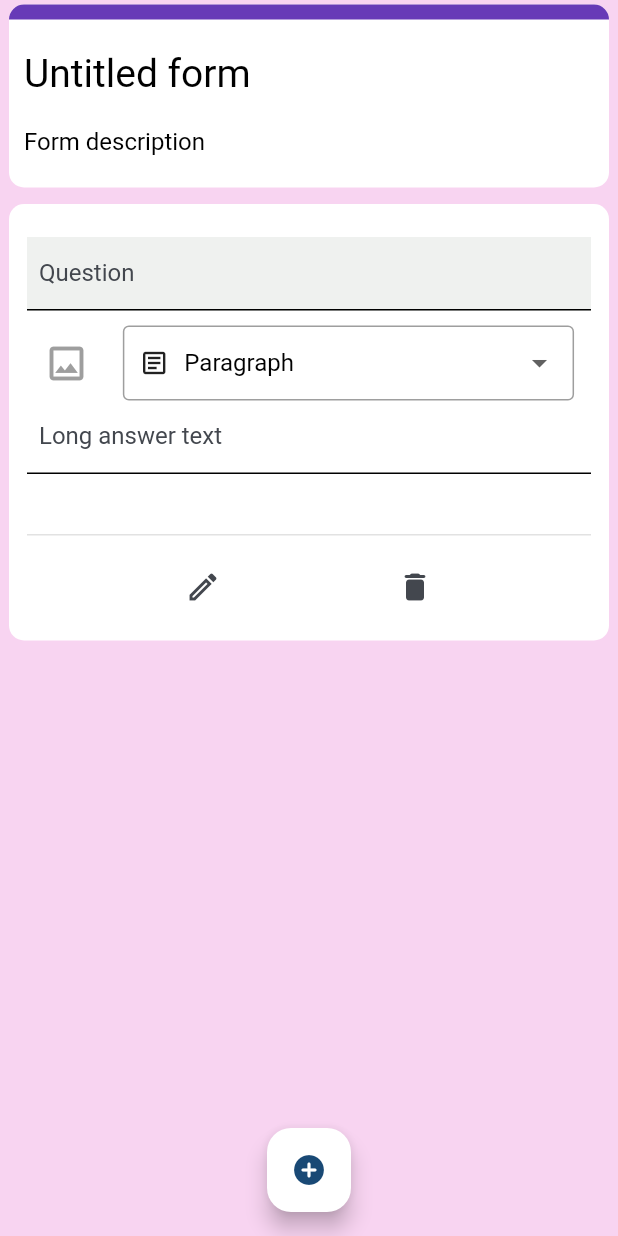
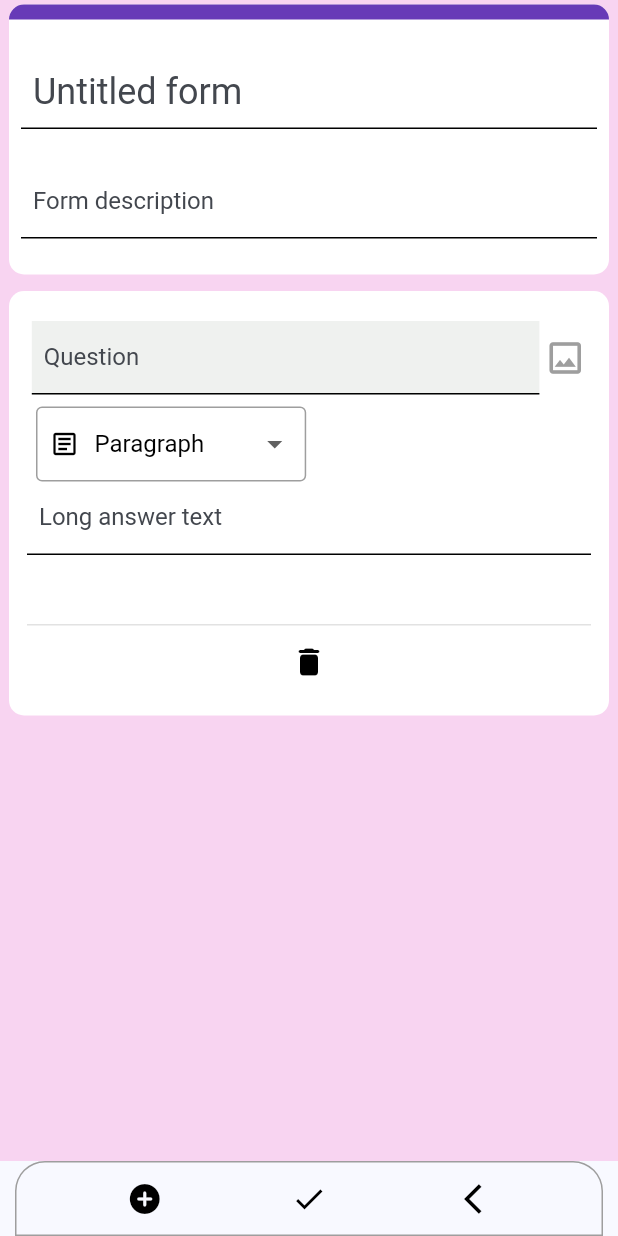
Before and after one commit to Finid0911/Form_Builder, a Flutter app: the screen it shows after launch, on a phone screen of 412 x 824 dp. Run offline on Flutter 3.47's test engine with Material 3 defaults, Android fonts, the phone set to English and light mode, and no system bars.

Commit message:
add EditMode and SubmitMode; generalize AppTextSize, AppPadding

```diff
--- a/lib/common_widgets/common_drop_down.dart
+++ b/lib/common_widgets/common_drop_down.dart
@@ -1,5 +1,7 @@
 import 'package:flutter/material.dart';
+import 'package:form_builder_example/common_widgets/common_icon.dart';
 import 'package:form_builder_example/common_widgets/common_text.dart';
+import 'package:form_builder_example/constants/app_padding.dart';
 import 'package:form_builder_example/core/objects/drop_down_item.dart';
 
 class CommonDropDown extends StatelessWidget {
@@ -16,9 +18,10 @@ class CommonDropDown extends StatelessWidget {
 
   @override
   Widget build(BuildContext context) {
-    return Container(
-      width: double.infinity,
-      padding: const EdgeInsets.symmetric(horizontal: 10),
+    return Align(
+      alignment: Alignment.centerLeft,
+      child: Container(
+        padding: const EdgeInsets.symmetric(horizontal: AppPadding.paddingMedium),
         decoration: BoxDecoration(
           border: Border.all(
             color: Colors.grey,
@@ -27,7 +30,7 @@ class CommonDropDown extends StatelessWidget {
           borderRadius: BorderRadius.circular(4.0),
         ),
         child: DropdownButton<String>(
-        isExpanded: true,
+          isExpanded: false,
           value: selectedValue,
           onChanged: (newValue) {
             if (newValue != null) {
@@ -40,7 +43,10 @@ class CommonDropDown extends StatelessWidget {
               value: item.itemTitle,
               child: Row(
                 children: [
-                Icon(item.itemIcon, size: 20),
+                  CommonIcon(
+                    iconData: item.itemIcon,
+                    iconSize: 20.0,
+                  ),
                   const SizedBox(width: 10.0),
                   CommonText(
                     textTitle: item.itemTitle,
@@ -50,6 +56,7 @@ class CommonDropDown extends StatelessWidget {
             );
           }).toList(),
         ),
+      ),
     );
   }
 }
--- /dev/null
+++ b/lib/common_widgets/common_icon.dart
@@ -0,0 +1,23 @@
+import 'package:flutter/material.dart';
+
+class CommonIcon extends StatelessWidget {
+  final IconData iconData;
+  final double? iconSize;
+  final Color? iconColor;
+
+  const CommonIcon({
+    super.key,
+    required this.iconData,
+    this.iconColor,
+    this.iconSize,
+  });
+
+  @override
+  Widget build(BuildContext context) {
+    return Icon(
+      iconData,
+      size: iconSize ?? 24.0,
+      color: iconColor ?? Colors.black,
+    );
+  }
+}
--- a/lib/common_widgets/common_input_field.dart
+++ b/lib/common_widgets/common_input_field.dart
@@ -1,25 +1,31 @@
 import 'package:flutter/material.dart';
 import 'package:form_builder_example/common_widgets/common_drop_down.dart';
+import 'package:form_builder_example/common_widgets/common_icon.dart';
 import 'package:form_builder_example/common_widgets/common_multiple_choice.dart';
+import 'package:form_builder_example/common_widgets/common_text.dart';
 import 'package:form_builder_example/common_widgets/common_text_field.dart';
 import 'package:form_builder_example/common_widgets/custom_line.dart';
+import 'package:form_builder_example/constants/app_padding.dart';
 import 'package:form_builder_example/core/objects/drop_down_item.dart';
 
 class CommonInputField extends StatelessWidget {
   final String inputType;
   final List<DropDownItem> dropDownList;
   final List<String> multipleChoices;
+  final String questionTitle;
   final Function(String) onInputTypeChanged;
   final String selectedMultipleChoice;
   final Function(String) onSelectMultipleChoice;
   final Function(String) onQuestionTitleChange;
   final Function(String) onParagraphAnswerChange;
   final Function() onDeleteQuestion;
+  final bool isEditMode;
 
   const CommonInputField({
     super.key,
     required this.inputType,
     required this.dropDownList,
+    required this.questionTitle,
     required this.multipleChoices,
     required this.onInputTypeChanged,
     required this.selectedMultipleChoice,
@@ -27,6 +33,7 @@ class CommonInputField extends StatelessWidget {
     required this.onQuestionTitleChange,
     required this.onParagraphAnswerChange,
     required this.onDeleteQuestion,
+    required this.isEditMode,
   });
 
   @override
@@ -38,69 +45,142 @@ class CommonInputField extends StatelessWidget {
           borderRadius: BorderRadius.circular(10.0),
         ),
         child: Padding(
-          padding: const EdgeInsets.symmetric(vertical: 12.0, horizontal: 12.0),
+          padding: const EdgeInsets.all(AppPadding.paddingExtraMedium),
           child: Column(
             mainAxisSize: MainAxisSize.min,
             mainAxisAlignment: MainAxisAlignment.spaceBetween,
             children: [
+              _QuestionInputField(
+                isEditMode: isEditMode,
+                questionTitle: questionTitle,
+                onQuestionTitleChange: onQuestionTitleChange,
+              ),
+              if (isEditMode)
                 Padding(
-                padding: const EdgeInsets.symmetric(vertical: 10.0),
+                  padding: const EdgeInsets.symmetric(
+                    horizontal: AppPadding.paddingCustomSmall,
+                  ),
+                  child: CommonDropDown(
+                    itemList: dropDownList,
+                    selectedValue: inputType,
+                    onChanged: onInputTypeChanged,
+                  ),
+                ),
+              _QuestionInputTypeField(
+                inputType: inputType,
+                isEditMode: isEditMode,
+                selectedMultipleChoice: selectedMultipleChoice,
+                multipleChoices: multipleChoices,
+                onParagraphAnswerChange: onParagraphAnswerChange,
+                onSelectMultipleChoice: onSelectMultipleChoice,
+              ),
+              if (isEditMode) ...[
+                const Padding(
+                  padding: EdgeInsets.only(top: 46.0),
+                  child: CustomLine(
+                    opacity: 0.3,
+                  ),
+                ),
+                IconButton(
+                    onPressed: onDeleteQuestion,
+                    icon: const CommonIcon(iconData: Icons.delete_rounded))
+              ]
+            ],
+          ),
+        ));
+  }
+}
+
+class _QuestionInputField extends StatelessWidget {
+  final bool isEditMode;
+  final String questionTitle;
+  final Function(String) onQuestionTitleChange;
+
+  const _QuestionInputField({
+    required this.isEditMode,
+    required this.questionTitle,
+    required this.onQuestionTitleChange,
+  });
+
+  @override
+  Widget build(BuildContext context) {
+    return Padding(
+      padding: const EdgeInsets.symmetric(
+        vertical: AppPadding.paddingMedium,
+      ),
+      child: isEditMode
+          ? Row(
+              mainAxisAlignment: MainAxisAlignment.spaceEvenly,
+              children: [
+                Flexible(
+                  flex: 9,
                   child: CommonTextField(
                     textLabel: "Question",
                     backgroundColor: const Color.fromARGB(255, 239, 241, 239),
                     onValueChange: onQuestionTitleChange,
+                    isEditMode: isEditMode,
                   ),
                 ),
-              Row(
-                mainAxisAlignment: MainAxisAlignment.spaceAround,
-                children: [
                 const Flexible(
-                      flex: 2,
-                      child: Icon(Icons.image_outlined,
-                          size: 30, color: Colors.grey)),
-                  Flexible(
-                    flex: 8,
-                    child: CommonDropDown(
-                      itemList: dropDownList,
-                      selectedValue: inputType,
-                      onChanged: (newValue) => onInputTypeChanged(newValue),
+                  flex: 1,
+                  child: CommonIcon(
+                    iconData: Icons.image_outlined,
+                    iconSize: 28.0,
+                    iconColor: Colors.grey,
                   ),
                 ),
               ],
+            )
+          : Padding(
+              padding: const EdgeInsets.symmetric(
+                  horizontal: AppPadding.paddingMedium),
+              child: Expanded(
+                child: SizedBox(
+                  width: double.infinity,
+                  child: CommonText(
+                    textTitle: questionTitle,
                   ),
-              switch (inputType) {
+                ),
+              ),
+            ),
+    );
+  }
+}
+
+class _QuestionInputTypeField extends StatelessWidget {
+  final String inputType;
+  final bool isEditMode;
+  final String selectedMultipleChoice;
+  final List<String> multipleChoices;
+  final Function(String) onSelectMultipleChoice;
+  final Function(String) onParagraphAnswerChange;
+
+  const _QuestionInputTypeField({
+    required this.inputType,
+    required this.isEditMode,
+    required this.selectedMultipleChoice,
+    required this.multipleChoices,
+    required this.onParagraphAnswerChange,
+    required this.onSelectMultipleChoice,
+  });
+
+  @override
+  Widget build(BuildContext context) {
+    return switch (inputType) {
       "Paragraph" => CommonTextField(
           textLabel: "Long answer text",
           onValueChange: onParagraphAnswerChange,
+          isEditMode: isEditMode,
         ),
       "Multiple choice" => Flexible(
           child: CommonMultipleChoice(
             options: multipleChoices,
             selectedOption: selectedMultipleChoice,
             onSelectionChanged: onSelectMultipleChoice,
+            isEditMode: isEditMode,
           ),
         ),
       String() => throw UnimplementedError(),
-              },
-              const Padding(
-                padding: EdgeInsets.only(top: 40.0, bottom: 10.0),
-                child: CustomLine(
-                  opacity: 0.3,
-                ),
-              ),
-              Row(
-                mainAxisAlignment: MainAxisAlignment.spaceEvenly,
-                children: [
-                  IconButton(
-                      onPressed: () => {},
-                      icon: const Icon(Icons.edit_outlined)),
-                  IconButton(
-                      onPressed: onDeleteQuestion,
-                      icon: const Icon(Icons.delete_rounded))
-                ],
-              )
-            ],
-          ),
-        ));
+    };
   }
 }
--- a/lib/common_widgets/common_multiple_choice.dart
+++ b/lib/common_widgets/common_multiple_choice.dart
@@ -1,15 +1,18 @@
 import 'package:flutter/material.dart';
+import 'package:form_builder_example/common_widgets/common_text.dart';
 
 class CommonMultipleChoice extends StatelessWidget {
   final List<String> options;
   final String selectedOption;
   final Function(String) onSelectionChanged;
+  final bool? isEditMode;
 
   const CommonMultipleChoice({
     super.key,
     required this.options,
     required this.selectedOption,
     required this.onSelectionChanged,
+    this.isEditMode,
   });
 
   @override
@@ -17,14 +20,16 @@ class CommonMultipleChoice extends StatelessWidget {
     return Wrap(
       children: options.map((option) {
         return RadioListTile<String>(
-          title: Text(option),
+          title: CommonText(textTitle: option,),
           value: option,
           groupValue: selectedOption,
-          onChanged: (String? value) {
-            if (value != null) {
-              onSelectionChanged(value);
-            }
-          },
+          onChanged: isEditMode == false
+              ? (String? value) {
+                  if (value != null) {
+                    onSelectionChanged(value);
+                  }
+                }
+              : null,
         );
       }).toList(),
     );
--- a/lib/common_widgets/common_text.dart
+++ b/lib/common_widgets/common_text.dart
@@ -1,4 +1,5 @@
 import 'package:flutter/material.dart';
+import 'package:form_builder_example/constants/app_text_size.dart';
 
 class CommonText extends StatelessWidget {
   final String? textTitle;
@@ -22,7 +23,7 @@ class CommonText extends StatelessWidget {
     final theme = Theme.of(context);
     final textStyle = theme.textTheme.displaySmall?.copyWith(
       color: textColor ?? Colors.black,
-      fontSize: textSize ?? 16.0,
+      fontSize: textSize ?? AppTextSize.textSizeMedium,
       fontFamily: fontFamily,
       fontWeight: fontWeight ?? FontWeight.normal,
       fontStyle: FontStyle.normal,
--- a/lib/common_widgets/common_text_field.dart
+++ b/lib/common_widgets/common_text_field.dart
@@ -1,8 +1,10 @@
 import 'package:flutter/material.dart';
 import 'package:form_builder_example/common_widgets/custom_line.dart';
+import 'package:form_builder_example/constants/app_padding.dart';
+import 'package:form_builder_example/constants/app_text_size.dart';
 
-class CommonTextField extends StatelessWidget {
-  final String? textTitle;
+class CommonTextField extends StatefulWidget {
+  final String textValue;
   final String? textLabel;
   final double? textSize;
   final Color? textColor;
@@ -10,49 +12,77 @@ class CommonTextField extends StatelessWidget {
   final FontWeight? fontWeight;
   final Color? backgroundColor;
   final void Function(String newValue)? onValueChange;
+  final bool isEditMode;
 
-  const CommonTextField(
-      {super.key,
-      this.textTitle,
+  const CommonTextField({
+    super.key,
+    this.textValue = "",
     this.textLabel,
     this.textSize,
     this.textColor,
     this.fontFamily,
     this.fontWeight,
     this.backgroundColor,
-      this.onValueChange});
+    this.onValueChange,
+    required this.isEditMode,
+  });
+
+  @override
+  _CommonTextFieldState createState() => _CommonTextFieldState();
+}
+
+class _CommonTextFieldState extends State<CommonTextField> {
+  late TextEditingController _controller; // TextEditingController for TextField
+
+  @override
+  void initState() {
+    super.initState();
+    // Initialize the controller with the optional initial value
+    _controller = TextEditingController(text: widget.textValue);
+  }
+
+  @override
+  void dispose() {
+    _controller.dispose(); // Dispose of the controller when the widget is disposed
+    super.dispose();
+  }
 
   @override
   Widget build(BuildContext context) {
     final theme = Theme.of(context);
     final textStyle = theme.textTheme.displaySmall?.copyWith(
-      color: textColor ?? Colors.black,
-      fontSize: textSize ?? 16.0,
-      fontFamily: fontFamily,
-      fontWeight: fontWeight ?? FontWeight.normal,
+      color: widget.textColor ?? Colors.black,
+      fontSize: widget.textSize ?? AppTextSize.textSizeMedium,
+      fontFamily: widget.fontFamily,
+      fontWeight: widget.fontWeight ?? FontWeight.normal,
       fontStyle: FontStyle.normal,
     );
 
     return Container(
       width: double.infinity,
-        color: backgroundColor,
+      color: widget.backgroundColor,
       child: Column(
         children: [
           Padding(
-              padding: const EdgeInsets.symmetric(horizontal: 8.0),
+            padding: const EdgeInsets.symmetric(horizontal: AppPadding.paddingMedium),
             child: TextField(
-                  textInputAction: TextInputAction.unspecified,
+              controller: _controller, // Assign the controller here
+              enabled: widget.isEditMode,
               decoration: InputDecoration(
-                    hintText: textLabel,
+                hintText: widget.textLabel,
                 border: InputBorder.none,
               ),
-                  onChanged: onValueChange,
-                  style: textStyle),
+              onChanged: (value) {
+                widget.onValueChange?.call(value); // Call the passed callback
+              },
+              style: textStyle,
+            ),
           ),
           const CustomLine(
             color: Colors.black,
           ),
         ],
-        ));
+      ),
+    );
   }
 }
--- /dev/null
+++ b/lib/constants/app_padding.dart
@@ -0,0 +1,9 @@
+final class AppPadding {
+  static const double paddingSmall = 4.0;
+  static const double paddingMedium = 8.0;
+  static const double paddingExtraMedium = 12.0;
+  static const double paddingStandard = 16.0;
+  static const double paddingLarge = 24.0;
+  static const double paddingExtraLarge = 32.0;
+  static const double paddingCustomSmall = 6.0;
+}
--- /dev/null
+++ b/lib/constants/app_text_size.dart
@@ -0,0 +1,8 @@
+final class AppTextSize {
+  static const double textSizeExtraSmall = 10.0;
+  static const double textSizeSmall = 12.0;
+  static const double textSizeMedium = 16.0;
+  static const double textSizeExtraMedium = 18.0;
+  static const double textSizeLarge = 20.0;
+  static const double textSizeExtraLarge = 24.0;
+}
--- a/lib/features/submit_screen.dart/bloc/submit_screen_state.dart
+++ b/lib/features/submit_screen.dart/bloc/submit_screen_state.dart
@@ -15,12 +15,16 @@ class SubmitScreenState {
 }
 
 class QuestionBuilderState {
+  int questionId;
   List<DropDownItem> dropDownList;
   String selectedInputType;
   List<String> multipleChoices;
   String selectedMultipleChoice;
   String questiontitle;
   String paragraphAnswer;
+  bool isEditMode;
+
+  static int _nextId = 1;
 
   static final List<DropDownItem> _defaultDropDownList = [
     DropDownItem(itemIcon: Icons.article_outlined, itemTitle: "Paragraph"),
@@ -33,8 +37,22 @@ class QuestionBuilderState {
     List<String>? multipleChoices,
     this.selectedMultipleChoice = "",
     this.selectedInputType = paragraph,
-    this.questiontitle = "",
+    this.questiontitle = "Question",
     this.paragraphAnswer = "",
+    this.isEditMode = true,
   })  : dropDownList = dropDownList ?? _defaultDropDownList,
-        multipleChoices = multipleChoices ?? ["option1", "option2"];
+        multipleChoices = multipleChoices ?? ["option1", "option2"],
+        questionId = _nextId++;
+
+  static void setToSubmitMode(List<QuestionBuilderState> questionList) {
+    for (var question in questionList) {
+      question.isEditMode = false;
+    }
+  }
+
+  static void setToEditMode(List<QuestionBuilderState> questionList) {
+    for (var question in questionList) {
+      question.isEditMode = true;
+    }
+  }
 }
--- a/lib/features/submit_screen.dart/view/submit_screen.dart
+++ b/lib/features/submit_screen.dart/view/submit_screen.dart
@@ -1,6 +1,9 @@
 import 'package:flutter/material.dart';
+import 'package:form_builder_example/common_widgets/common_icon.dart';
 import 'package:form_builder_example/common_widgets/common_input_field.dart';
-import 'package:form_builder_example/common_widgets/common_text.dart';
+import 'package:form_builder_example/common_widgets/common_text_field.dart';
+import 'package:form_builder_example/constants/app_padding.dart';
+import 'package:form_builder_example/constants/app_text_size.dart';
 import 'package:form_builder_example/features/submit_screen.dart/bloc/submit_screen_state.dart';
 
 class SubmitScreen extends StatefulWidget {
@@ -11,9 +14,6 @@ class SubmitScreen extends StatefulWidget {
 }
 
 class _SubmitScreenState extends State<SubmitScreen> {
-  late String selectedInputType;
-  late String questiontitle;
-  late String paragraphAnswer;
   late SubmitScreenState formState;
 
   @override
@@ -52,11 +52,27 @@ class _SubmitScreenState extends State<SubmitScreen> {
     });
   }
 
-  void removeQuestion(int index) {
+  void removeQuestion(int questionId) {
     setState(() {
+      print("questionId: $questionId");
       if (formState.questionListState.length > 1) {
-        formState.questionListState.removeAt(index);
+        formState.questionListState.removeWhere(
+            (questionItem) => questionItem.questionId == questionId);
+      } else {
+        print("Cannot delete the last question!");
       }
+    });
+  }
+
+  void submitAction() {
+    setState(() {
+      QuestionBuilderState.setToSubmitMode(formState.questionListState);
+    });
+  }
+
+  void backToEditMode() {
+    setState(() {
+      QuestionBuilderState.setToEditMode(formState.questionListState);
     });
   }
 
@@ -70,23 +86,26 @@ class _SubmitScreenState extends State<SubmitScreen> {
             mainAxisSize: MainAxisSize.min,
             children: [
               Padding(
-                padding:
-                    const EdgeInsets.symmetric(horizontal: 6.0, vertical: 3.0),
-                child: _FormTitleSection(),
+                padding: const EdgeInsets.symmetric(
+                    horizontal: AppPadding.paddingCustomSmall, vertical: 3.0),
+                child: _FormTitleSection(isEditMode: true,),
               ),
               Expanded(
                 child: Padding(
-                  padding: const EdgeInsets.symmetric(horizontal: 6.0),
+                  padding: const EdgeInsets.symmetric(
+                      horizontal: AppPadding.paddingCustomSmall),
                   child: ListView.builder(
                       itemCount: formState.questionListState.length,
                       itemBuilder: (context, index) {
                         final currentItem = formState.questionListState[index];
                         return Padding(
-                          padding: const EdgeInsets.symmetric(vertical: 8.0),
+                          padding: const EdgeInsets.symmetric(
+                              vertical: AppPadding.paddingMedium),
                           child: CommonInputField(
                             inputType: currentItem.selectedInputType,
                             dropDownList: currentItem.dropDownList,
                             multipleChoices: currentItem.multipleChoices,
+                            questionTitle: currentItem.questiontitle,
                             onInputTypeChanged: (newValue) =>
                                 updateSelectedInputType(index, newValue),
                             selectedMultipleChoice:
@@ -96,32 +115,61 @@ class _SubmitScreenState extends State<SubmitScreen> {
                             onQuestionTitleChange: (newValue) =>
                                 onQuestionTitleChange(index, newValue),
                             onParagraphAnswerChange: (newValue) =>
-                                onQuestionTitleChange(index, newValue),
-                            onDeleteQuestion: () => removeQuestion(index),
+                                onParagraphAnswerChange(index, newValue),
+                            onDeleteQuestion: () =>
+                                removeQuestion(currentItem.questionId),
+                            isEditMode: currentItem.isEditMode,
                           ),
                         );
                       }),
                 ),
+            ),
+          ],
+        ),
+      ),
+      bottomNavigationBar: Padding(
+        padding: const EdgeInsets.symmetric(horizontal: 10),
+        child: Container(
+          width: 100,
+          decoration: BoxDecoration(
+            border: Border.all(
+              color: Colors.grey,
+              width: 1.0,
+            ),
+            borderRadius: const BorderRadius.only(
+              topLeft: Radius.circular(20.0),
+              topRight: Radius.circular(20.0),
+            ),
+          ),
+          child: Row(
+            mainAxisAlignment: MainAxisAlignment.spaceEvenly,
+            mainAxisSize: MainAxisSize.max,
+            children: [
+              IconButton(
+                onPressed: addQuestion,
+                icon: const CommonIcon(iconData: Icons.add_circle_rounded),
+              ),
+              IconButton(
+                onPressed: submitAction,
+                icon: const CommonIcon(iconData: Icons.done),
+              ),
+              IconButton(
+                onPressed: backToEditMode,
+                icon: const CommonIcon(iconData: Icons.arrow_back_ios_sharp),
               ),
             ],
           ),
         ),
-        floatingActionButton: FloatingActionButton(
-          backgroundColor: Colors.white,
-          onPressed: () => {},
-          child: SizedBox(
-            width: double.infinity,
-            child: IconButton(
-              onPressed: addQuestion,
-              icon: Icon(Icons.add_circle_rounded),
-            ),
-          ),
-        ),
-        floatingActionButtonLocation: FloatingActionButtonLocation.centerFloat);
+      ),
+    );
   }
 }
 
 class _FormTitleSection extends StatelessWidget {
+  final bool isEditMode;
+
+  const _FormTitleSection({required this.isEditMode});
+
   @override
   Widget build(BuildContext context) {
     return Container(
@@ -143,18 +191,25 @@ class _FormTitleSection extends StatelessWidget {
             ),
           ),
           const Padding(
-            padding: EdgeInsets.only(top: 20.0, left: 10.0, right: 10.0),
-            child: CommonText(
-              textTitle: "Untitled form",
-              textSize: 26.0,
+            padding: EdgeInsets.only(
+                top: AppPadding.paddingLarge,
+                left: AppPadding.paddingMedium,
+                right: AppPadding.paddingMedium,
+              ),
+              child: CommonTextField(
+                textLabel: "Untitled form",
+                isEditMode: true,
+                textSize: AppTextSize.textSizeExtraLarge,
+              )),
+          const Padding(
+            padding: EdgeInsets.symmetric(
+              vertical: AppPadding.paddingLarge,
+              horizontal: AppPadding.paddingMedium,
             ),
-          ),
-          const Padding(
-            padding: EdgeInsets.only(
-                top: 20.0, bottom: 20.0, left: 10.0, right: 10.0),
-            child: CommonText(
-              textTitle: "Form description",
-            ),
+            child: CommonTextField(
+                textLabel: "Form description",
+                isEditMode: true,
+              )
           )
         ],
       ),
```
Lines whose indentation alone changed are shown as unchanged.
